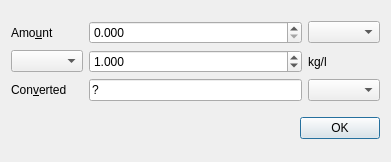
wedesoft/anymeal, file anymeal/converter_window.ui: the form before one commit.
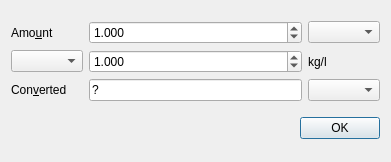
The form after the commit.

Commit message: Set initial amount in unit converter to one.

```diff
--- a/anymeal/converter_window.ui
+++ b/anymeal/converter_window.ui
@@ -40,6 +40,9 @@
        <property name="maximum">
         <double>999.999000000000024</double>
        </property>
+       <property name="value">
+        <double>1.000000000000000</double>
+       </property>
       </widget>
      </item>
      <item row="0" column="2">
```
